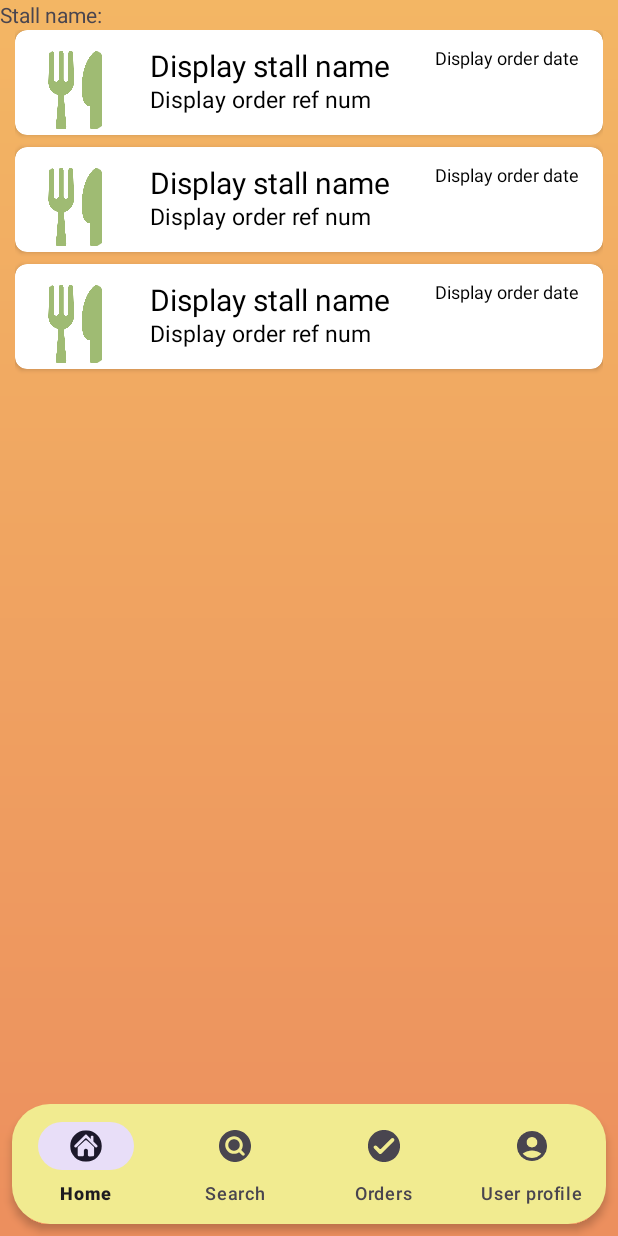
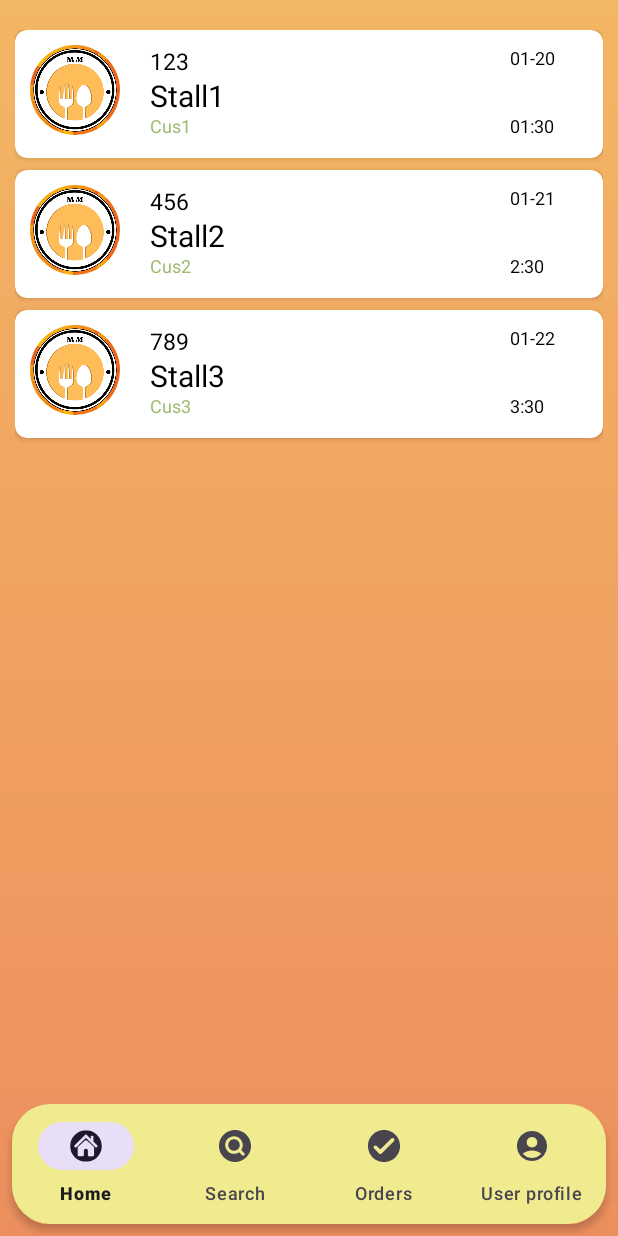
Before and after one commit to AlloySensei/PUPMunchMapp, an Android app: the fragment OrdersFragment placed in its activity, on a phone screen of 412 x 824 dp. Run offline under Robolectric (Android 15) with nearby library versions, the phone set to English and light mode, and no system bars; Roboto replaces fonts that are not available here.

Commit message:
Fixed issues in Orders fragment

```diff
--- a/app/src/main/java/com/example/ui_pupmunchmapp/ListAdapter.java
+++ b/app/src/main/java/com/example/ui_pupmunchmapp/ListAdapter.java
@@ -26,6 +26,22 @@ public class ListAdapter extends ArrayAdapter<ListOrders> {
             view = LayoutInflater.from(getContext()).inflate(R.layout.list_orders, parent, false);
         }
 
+        // Find the TextViews in your list item layout and set their text
+        TextView stallNameTextView = view.findViewById(R.id.listdOrderStallName);
+        TextView orderRefNumTextView = view.findViewById(R.id.listdOrderRefNum);
+        TextView customerNameTextView = view.findViewById(R.id.listdCustomerName);
+        TextView orderDateTextView = view.findViewById(R.id.listdOrderDate);
+        TextView orderTimeTextView = view.findViewById(R.id.listdOrderTime);
+        // ... (find other TextViews)
+
+        // Set the text for each TextView
+        if (listOrders != null) {
+            stallNameTextView.setText(listOrders.stallName);
+            orderRefNumTextView.setText(listOrders.orderRefNum);
+            customerNameTextView.setText(listOrders.customerName);
+            orderDateTextView.setText(listOrders.date);
+            orderTimeTextView.setText(listOrders.time);
+        }
         return view;
     }
 }
--- a/app/src/main/java/com/example/ui_pupmunchmapp/OrdersFragment.java
+++ b/app/src/main/java/com/example/ui_pupmunchmapp/OrdersFragment.java
@@ -7,6 +7,7 @@ import android.view.View;
 import android.view.ViewGroup;
 import android.widget.AdapterView;
 import android.widget.ListView;
+import android.widget.TextView;
 
 import androidx.fragment.app.Fragment;
 import androidx.fragment.app.FragmentTransaction;
@@ -59,6 +60,9 @@ public class OrdersFragment extends Fragment {
         // Inflate the layout for this fragment
         View view = inflater.inflate(R.layout.fragment_orders, container, false);
 
+//        TextView stallNameTextView = view.findViewById(R.id.stallNameTextView);
+//        stallNameTextView.setText(getString(R.string.stallName));
+
         // Find the ListView and set the adapter
         ListView listView = view.findViewById(R.id.orderListView);
         listView.setAdapter(adapter);
@@ -81,7 +85,8 @@ public class OrdersFragment extends Fragment {
 
                 // Replace the fragment with OrderDetailsFragment
                 FragmentTransaction fr = getFragmentManager().beginTransaction();
-                fr.replace(R.id.orderListView, orderDetailsFragment);
+                fr.replace(R.id.ordersContainer, orderDetailsFragment);
+                fr.addToBackStack(null);
                 fr.commit();
             }
         });
--- a/app/src/main/res/layout/fragment_orders.xml
+++ b/app/src/main/res/layout/fragment_orders.xml
@@ -8,12 +8,6 @@
     android:id="@+id/ordersContainer"
     tools:context=".OrdersFragment">
 
-    <TextView
-        android:layout_width="wrap_content"
-        android:layout_height="wrap_content"
-        android:text="@string/stallName"
-        app:layout_constraintStart_toStartOf="parent"
-        app:layout_constraintTop_toTopOf="parent" />
     <ListView
         android:id="@+id/orderListView"
         android:layout_width="match_parent"
--- a/app/src/main/res/layout/list_orders.xml
+++ b/app/src/main/res/layout/list_orders.xml
@@ -18,12 +18,24 @@
             android:layout_width="60dp"
             android:layout_height="60dp"
             android:id="@+id/listImage"
-            android:src="@drawable/orderimage1"
+            android:src="@drawable/applogocircle"
             android:scaleType="centerCrop"
             android:layout_marginStart="10dp"
             android:layout_marginEnd="10dp"
             android:layout_marginTop="10dp"
+            android:layout_marginBottom="10dp"
             app:shapeAppearanceOverlay="@style/roundImage"/>
+
+        <TextView
+            android:id="@+id/listdOrderRefNum"
+            android:layout_width="wrap_content"
+            android:layout_height="30dp"
+            android:layout_marginStart="10dp"
+            android:layout_marginTop="10dp"
+            android:layout_toEndOf="@+id/listImage"
+            android:text="@string/txtOrderRefNum"
+            android:textColor="@color/black"
+            android:textSize="15sp"/>
 
         <TextView
             android:id="@+id/listdOrderStallName"
@@ -31,34 +43,45 @@
             android:layout_height="30dp"
             android:layout_alignParentEnd="true"
             android:layout_marginStart="10dp"
-            android:layout_marginTop="10dp"
+            android:layout_marginTop="30dp"
             android:layout_toEndOf="@+id/listImage"
             android:text="@string/txtOrderStall"
             android:textColor="@color/black"
             android:textSize="20sp" />
 
         <TextView
-            android:id="@+id/listdOrderRefNum"
+            android:id="@+id/listdCustomerName"
             android:layout_width="wrap_content"
             android:layout_height="30dp"
             android:layout_marginStart="10dp"
-            android:layout_marginTop="35dp"
+            android:layout_marginTop="55dp"
             android:layout_toEndOf="@+id/listImage"
-            android:text="@string/txtOrderRefNum"
-            android:textColor="@color/black"
-            android:textSize="15sp"/>
+            android:text="@string/txtCustomerName"
+            android:textColor="@color/fourthColor"
+            android:textSize="12sp"/>
 
         <TextView
             android:id="@+id/listdOrderDate"
             android:layout_width="wrap_content"
             android:layout_height="30dp"
-            android:layout_marginStart="200dp"
+            android:layout_marginStart="250dp"
             android:layout_marginTop="10dp"
             android:layout_toEndOf="@+id/listImage"
             android:text="@string/txtOrderDate"
             android:textColor="@color/black"
             android:textSize="12sp"/>
 
+        <TextView
+            android:id="@+id/listdOrderTime"
+            android:layout_width="wrap_content"
+            android:layout_height="30dp"
+            android:layout_marginStart="250dp"
+            android:layout_marginTop="55dp"
+            android:layout_toEndOf="@+id/listImage"
+            android:text="@string/txtOrderTime"
+            android:textColor="@color/black"
+            android:textSize="12sp"/>
+
     </RelativeLayout>
 
 </androidx.cardview.widget.CardView>
--- a/app/src/main/res/values/strings.xml
+++ b/app/src/main/res/values/strings.xml
@@ -35,8 +35,8 @@
     <string name="txtOrderRefNum">Display order ref num</string>
     <string name="txtOrderStall">Display stall name</string>
     <string name="txtCustomerName">Display customer name</string>
-    <string name="txtOrderDate">Display order date</string>
-    <string name="txtOrderTime">Display order time</string>
+    <string name="txtOrderDate">Date</string>
+    <string name="txtOrderTime">Time</string>
     <!--For OrderDetails fragment-->
     <string name="orderDetails">Order details</string>
     <string name="stallName">Stall name:</string>
```
Also changed, not shown: app/src/main/res/drawable/applogocircle.png (added), 1 other file.
